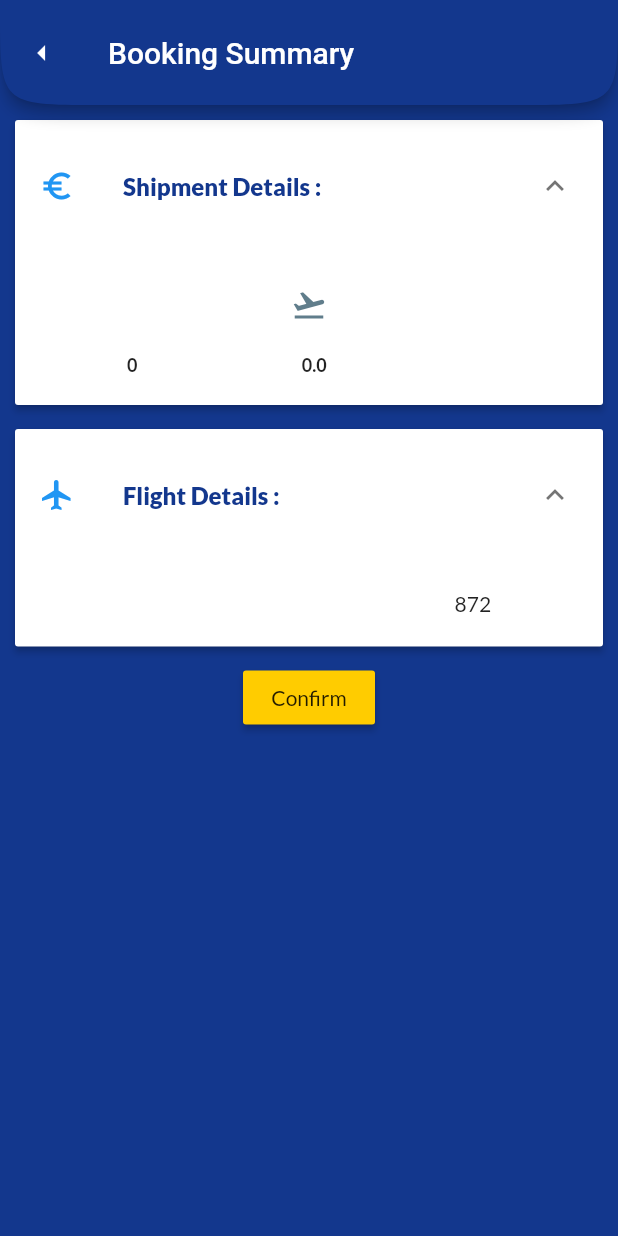
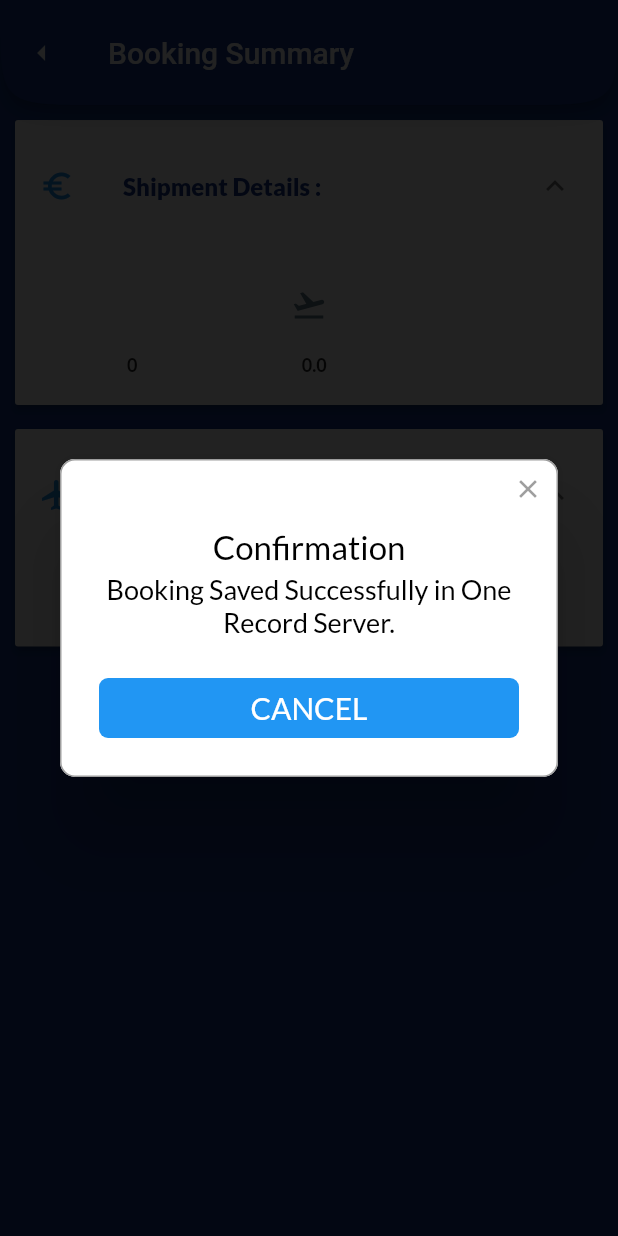
Before and after one commit to Maneesha-Keloth/iata-hack, a Flutter app: the BookingSummary screen opened directly with empty values, after a tap on "Confirm", on a phone screen of 412 x 824 dp. Run offline on Flutter 3.47's test engine with Material 2 defaults, Android fonts, the phone set to English and light mode, and no system bars; drawn by our look-alikes of rflutter_alert; our stand-ins replace auto_size_text, flutter_form_builder, google_fonts, image_picker; missing offline and left inert: firebase_ml_vision, horizontal_data_table, popup_menu; accounts and stored records are empty.

Commit message:
final style edits

```diff
--- a/hackathon_2020/lib/BookingSummary.dart
+++ b/hackathon_2020/lib/BookingSummary.dart
@@ -3,12 +3,16 @@ import 'package:hackathon_2020/models/FlightSegments.dart';
 import 'package:hackathon_2020/models/partner.dart';
 import 'package:hackathon_2020/models/shipment.dart';
 import 'package:hackathon_2020/models/FlightDetailsForList.dart';
+import 'package:hackathon_2020/models/RateDetails.dart';
+import 'package:rflutter_alert/rflutter_alert.dart';
 class BookingSummary extends StatefulWidget {
   final Shipment shipmentInfo;
   final AvailabilityListItem flightSegmentInfo;
   final Partner pickupPartner;
   final Partner deliveryPartner;
-  BookingSummary({Key key, this.shipmentInfo,this.flightSegmentInfo,this.pickupPartner,this.deliveryPartner}) : super(key: key);
+  final RateDetails rateDetails;
+  final double total;
+  BookingSummary({Key key, this.shipmentInfo,this.flightSegmentInfo,this.pickupPartner,this.deliveryPartner,this.rateDetails,this.total}) : super(key: key);
   BookingSummaryState createState() => BookingSummaryState();
 }
 class NewItem {
@@ -96,7 +100,7 @@ class BookingSummaryState extends State<BookingSummary> {
                 children: <Widget>[
                   Text('${widget.shipmentInfo.origin}'),
                   Text('${widget.shipmentInfo.destination}'),
-                  Text('872'),
+                  Text('${widget.total}'),
                 ],
               ),
             ])), // body
@@ -150,7 +154,9 @@ class BookingSummaryState extends State<BookingSummary> {
             child: RaisedButton(
               child: Text('Confirm'),
               color: Color(0xffffcc00),
-              onPressed: () {},
+              onPressed: () {
+                Alert(context: context, title: "Confirmation", desc: "Booking Saved Successfully in One Record Server.").show();
+              },
             ),
           ),
         )
--- a/hackathon_2020/lib/ExpansionPanel.dart
+++ b/hackathon_2020/lib/ExpansionPanel.dart
@@ -153,7 +153,7 @@ class ExpansionpanelState extends State<Expansionpanel> {
                   Text(widget.flightSegmentInfo.flightNumber),
                   Text(widget.flightSegmentInfo.flightSegmentOrigin),
                   Text(widget.flightSegmentInfo.flightSegmentDestination),
-                  Text(widget.rate.rate.toString() + 'EUR'),
+                  Text(widget.rate.flightrate.toString() + 'EUR'),
                 ],
               ),
             ])), // body
--- a/hackathon_2020/lib/models/RateDetails.dart
+++ b/hackathon_2020/lib/models/RateDetails.dart
@@ -1,7 +1,7 @@
 class RateDetails{
-  RateDetails(this.rate,this.weight,this.piece,this.volume );
-  final double rate;
-  final double weight;
-  final int piece;
-  final double volume;
+  RateDetails(this.flightrate,this.currency,this.pickupRate,this.deliveryRate );
+   double flightrate;
+   String currency;
+   double pickupRate;
+   double deliveryRate;
 }
--- a/hackathon_2020/pubspec.yaml
+++ b/hackathon_2020/pubspec.yaml
@@ -51,7 +51,7 @@ dependencies:
   firebase_ml_vision: 0.9.6+2
   camera: 0.5.8+5
   image_picker: ^0.6.7
-
+  rflutter_alert: ^1.0.8
 
 dev_dependencies:
   flutter_test:
```
Also changed, not shown: hackathon_2020/lib/ExpansionPanelRev.dart (+31 -2 lines), hackathon_2020/lib/ListQuotes.dart (+9 -4 lines), hackathon_2020/lib/shipmentForm.dart (+9 -1 lines).
